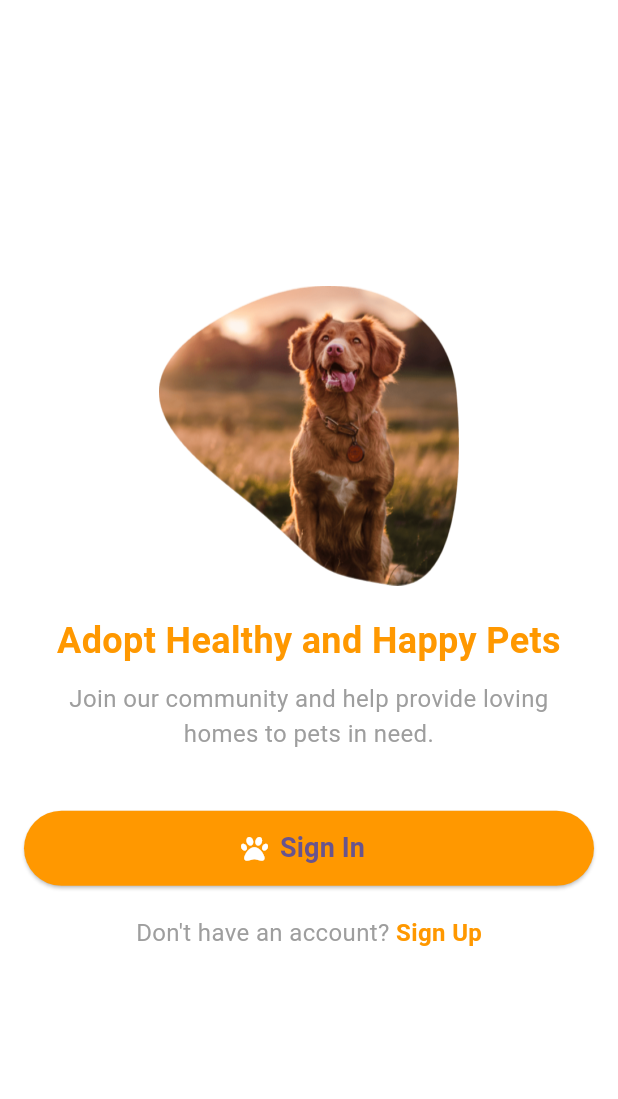
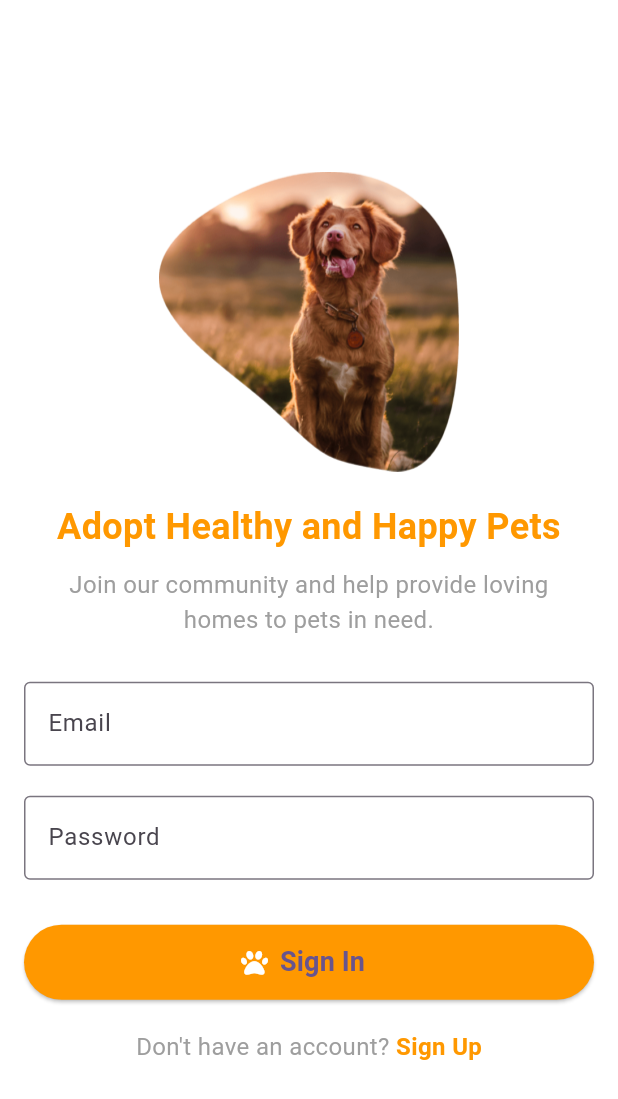
Before and after one commit to Rooparatheesh/pet_adoption, a Flutter app: the screen it shows after launch, on a phone screen of 412 x 824 dp. Shown: the top 1099 px of the screen. Run offline on Flutter 3.47's test engine with Material 3 defaults, Android fonts, the phone set to English and light mode, and no system bars; our stand-ins replace font_awesome_flutter, shared_preferences.

Commit message:
some updates

```diff
--- a/lib/views/sign_in.dart
+++ b/lib/views/sign_in.dart
@@ -1,8 +1,12 @@
+// ignore: unnecessary_import
 import 'package:flutter/cupertino.dart';
 import 'package:flutter/material.dart';
 import 'package:font_awesome_flutter/font_awesome_flutter.dart';
+import 'package:http/http.dart' as http;
+import 'dart:convert';
+
 import 'package:pet_adoption/views/profile.dart';
-import 'package:pet_adoption/views/sign_up.dart'; // Import SignUpPage
+import 'package:pet_adoption/views/sign_up.dart';
 
 void main() {
   runApp(const MyApp());
@@ -23,8 +27,63 @@ class MyApp extends StatelessWidget {
   }
 }
 
-class SignInPage extends StatelessWidget {
+class SignInPage extends StatefulWidget {
   const SignInPage({super.key});
+
+  @override
+  State<SignInPage> createState() => _SignInPageState();
+}
+
+class _SignInPageState extends State<SignInPage> {
+  final TextEditingController emailController = TextEditingController();
+  final TextEditingController passwordController = TextEditingController();
+
+  bool isLoading = false;
+
+  Future<void> signIn() async {
+    final email = emailController.text.trim();
+    final password = passwordController.text;
+
+    if (email.isEmpty || password.isEmpty) {
+      ScaffoldMessenger.of(context).showSnackBar(
+        const SnackBar(content: Text("Please enter both email and password")),
+      );
+      return;
+    }
+
+    setState(() => isLoading = true);
+
+    try {
+      final response = await http.post(
+        Uri.parse(
+            'http://192.168.118.196:3000/login'), // ✅ Updated to your PC's local IP
+        headers: {'Content-Type': 'application/json'},
+        body: jsonEncode({'email': email, 'password': password}),
+      );
+
+      setState(() => isLoading = false);
+
+      if (response.statusCode == 200) {
+        Navigator.pushReplacement(
+          // ignore: use_build_context_synchronously
+          context,
+          MaterialPageRoute(builder: (context) => const ProfilePage()),
+        );
+      } else {
+        final error = jsonDecode(response.body)['message'];
+        // ignore: use_build_context_synchronously
+        ScaffoldMessenger.of(context).showSnackBar(
+          SnackBar(content: Text(error ?? "Login failed")),
+        );
+      }
+    } catch (e) {
+      setState(() => isLoading = false);
+      // ignore: use_build_context_synchronously
+      ScaffoldMessenger.of(context).showSnackBar(
+        SnackBar(content: Text("Error: $e")),
+      );
+    }
+  }
 
   @override
   Widget build(BuildContext context) {
@@ -32,21 +91,16 @@ class SignInPage extends StatelessWidget {
       backgroundColor: Colors.white,
       body: SafeArea(
         child: Center(
-          child: Padding(
+          child: SingleChildScrollView(
             padding: const EdgeInsets.all(16.0),
             child: Column(
-              mainAxisAlignment: MainAxisAlignment.center,
-              crossAxisAlignment: CrossAxisAlignment.center,
               children: [
-                // Image at the top
                 Image.asset(
                   'assets/images/dog1.png',
                   height: 200,
                   width: 200,
                 ),
                 const SizedBox(height: 20),
-
-                // Title
                 const Text(
                   'Adopt Healthy and Happy Pets',
                   style: TextStyle(
@@ -57,8 +111,6 @@ class SignInPage extends StatelessWidget {
                   textAlign: TextAlign.center,
                 ),
                 const SizedBox(height: 10),
-
-                // Description
                 const Padding(
                   padding: EdgeInsets.symmetric(horizontal: 30.0),
                   child: Text(
@@ -67,19 +119,39 @@ class SignInPage extends StatelessWidget {
                     style: TextStyle(fontSize: 16, color: Colors.grey),
                   ),
                 ),
-                const SizedBox(height: 40),
+                const SizedBox(height: 30),
+
+                // Email Field
+                TextField(
+                  controller: emailController,
+                  decoration: const InputDecoration(
+                    labelText: "Email",
+                    border: OutlineInputBorder(),
+                  ),
+                ),
+                const SizedBox(height: 20),
+
+                // Password Field
+                TextField(
+                  controller: passwordController,
+                  obscureText: true,
+                  decoration: const InputDecoration(
+                    labelText: "Password",
+                    border: OutlineInputBorder(),
+                  ),
+                ),
+                const SizedBox(height: 30),
 
                 // Sign In Button
                 ElevatedButton.icon(
-                  onPressed: () {
-                    Navigator.push(
-                      context,
-                      MaterialPageRoute(
-                          builder: (context) => const ProfilePage()),
-                    );
-                  },
+                  onPressed: isLoading ? null : signIn,
                   icon: const Icon(FontAwesomeIcons.paw, color: Colors.white),
-                  label: const Text(
+                  label: isLoading
+                      ? const CircularProgressIndicator(
+                          valueColor:
+                              AlwaysStoppedAnimation<Color>(Colors.white),
+                        )
+                      : const Text(
                           'Sign In',
                           style: TextStyle(
                             fontSize: 18,
@@ -96,7 +168,7 @@ class SignInPage extends StatelessWidget {
                 ),
                 const SizedBox(height: 20),
 
-                // Sign Up Text Button
+                // Sign Up Text
                 Row(
                   mainAxisAlignment: MainAxisAlignment.center,
                   children: [
@@ -106,7 +178,6 @@ class SignInPage extends StatelessWidget {
                     ),
                     GestureDetector(
                       onTap: () {
-                        // Navigate to Sign Up Page
                         Navigator.push(
                           context,
                           MaterialPageRoute(
--- a/pubspec.yaml
+++ b/pubspec.yaml
@@ -12,6 +12,8 @@ dependencies:
     sdk: flutter
   cupertino_icons: ^1.0.0
   font_awesome_flutter: ^10.0.0
+  http: ^1.3.0
+  shared_preferences: ^2.5.3
 
 dev_dependencies:
   flutter_test:
```
Also changed, not shown: analysis_options.yaml (+6 -17 lines), lib/views/profile.dart (+46 -1 lines), lib/views/sign_up.dart (+94 -56 lines), package.json (added, +20 -0 lines), package-lock.json (added), pubspec.lock, 6 other files. Lines whose indentation alone changed are shown as unchanged.
